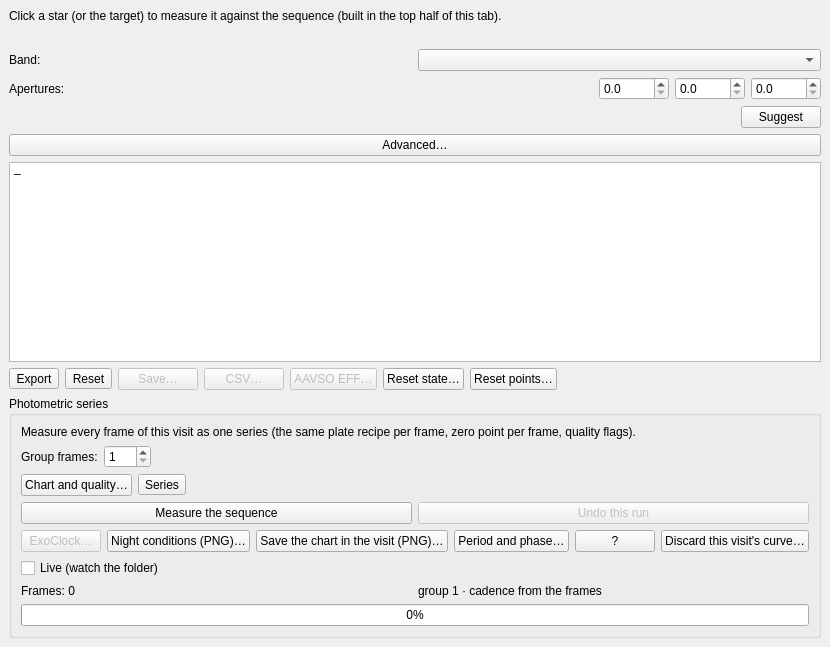
irydeo/nightscribe, file nightscribe/gui/ui/ufe_measure_tab.ui: the form before one commit.
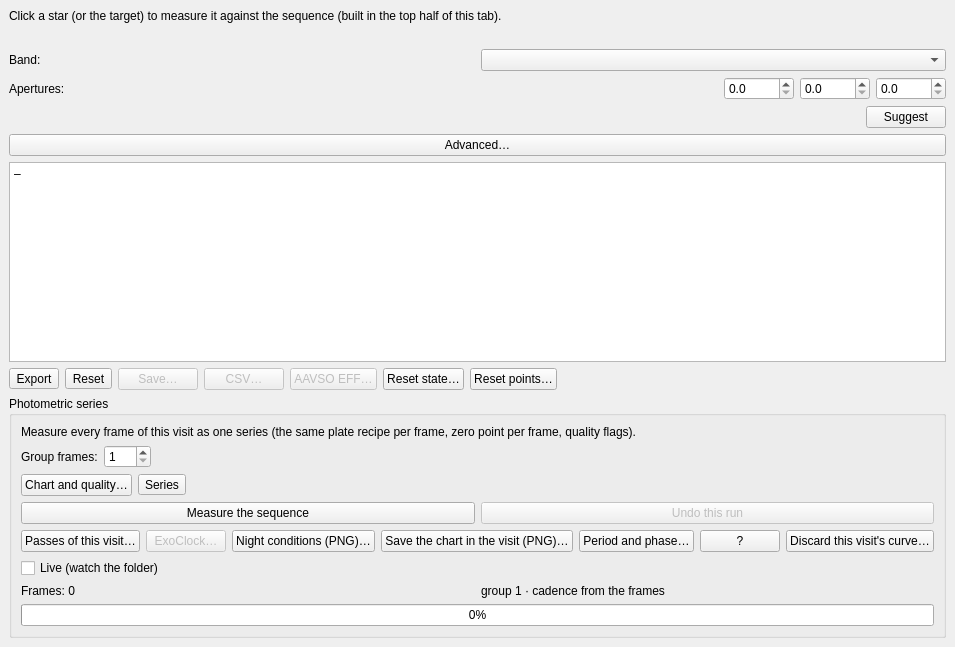
The form after the commit.

Commit message: one night, one curve: a visit's chart draws ONE pass, and you can go back

```diff
--- a/nightscribe/gui/ui/ufe_measure_tab.ui
+++ b/nightscribe/gui/ui/ufe_measure_tab.ui
@@ -414,6 +414,16 @@
          </item>
          <item>
           <layout class="QHBoxLayout" name="row_series_out">
+           <item>
+            <widget class="QPushButton" name="btn_series_passes">
+             <property name="toolTip">
+              <string>Every pass you measured on this visit, oldest first, with the one the chart is showing marked. Measuring again makes the new pass the curve; here you can go back to an earlier one WITHOUT deleting anything (the points of the others stay in the project), or undo a pass so its points go (the row stays, marked undone, and the chart falls back to the pass before it)</string>
+             </property>
+             <property name="text">
+              <string>Passes of this visit…</string>
+             </property>
+            </widget>
+           </item>
            <item>
             <widget class="QPushButton" name="btn_series_exoclock">
              <property name="enabled">
```
The commit also changes 22 other files.
